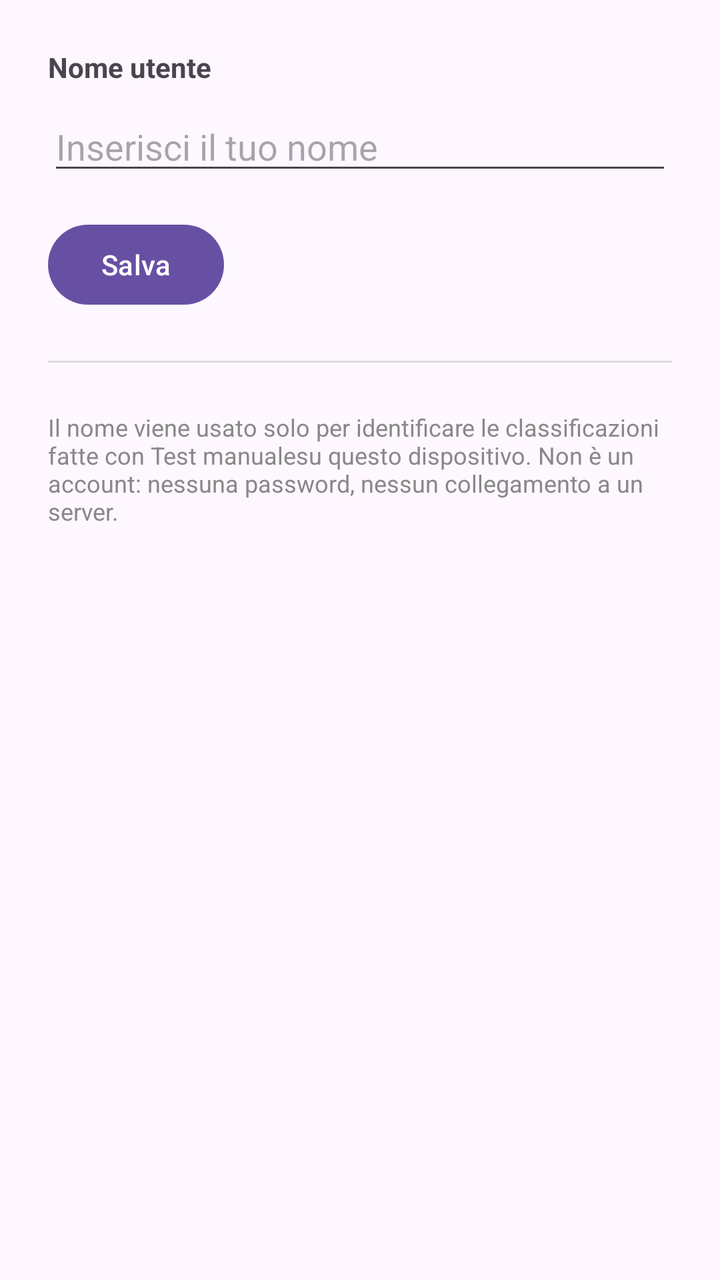
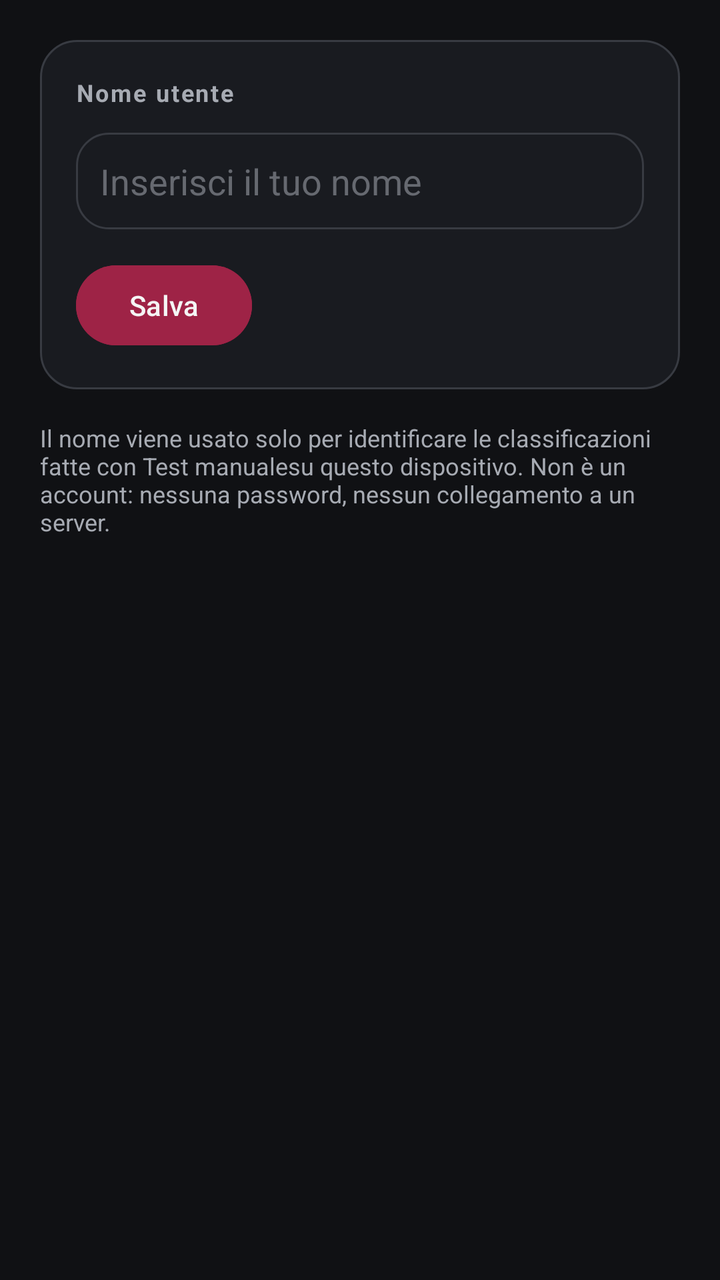

Screens rendered from an Android XML layout before and after an edit, with the pre-edit source and the edit as a unified diff.
<!-- AndroidManifest.xml: application theme Theme.MyApp -->
<!-- res/layout/fragment_profile.xml -->
<?xml version="1.0" encoding="utf-8"?>
<LinearLayout xmlns:android="http://schemas.android.com/apk/res/android"
    android:layout_width="match_parent"
    android:layout_height="match_parent"
    android:orientation="vertical"
    android:padding="24dp">

    <TextView
        android:layout_width="wrap_content"
        android:layout_height="wrap_content"
        android:text="@string/profile_section_name"
        android:textStyle="bold"
        android:textSize="14sp" />

    <EditText
        android:id="@+id/editProfileName"
        android:layout_width="match_parent"
        android:layout_height="wrap_content"
        android:layout_marginTop="8dp"
        android:hint="@string/profile_name_hint"
        android:inputType="textPersonName"
        android:maxLines="1" />

    <Button
        android:id="@+id/buttonSaveProfile"
        android:layout_width="wrap_content"
        android:layout_height="wrap_content"
        android:layout_marginTop="16dp"
        android:text="@string/profile_save" />

    <TextView
        android:id="@+id/textProfileSaved"
        android:layout_width="wrap_content"
        android:layout_height="wrap_content"
        android:layout_marginTop="12dp"
        android:text="@string/profile_saved_confirmation"
        android:textColor="#2E7D32"
        android:visibility="gone" />

    <View
        android:layout_width="match_parent"
        android:layout_height="1dp"
        android:layout_marginVertical="24dp"
        android:background="#DDDDDD" />

    <TextView
        android:layout_width="wrap_content"
        android:layout_height="wrap_content"
        android:text="@string/profile_note"
        android:textSize="12sp"
        android:textColor="#888888" />

</LinearLayout>
<!-- resources referenced by this layout -->
<resources>
  <string name="profile_name_hint">Inserisci il tuo nome</string>
  <string name="profile_note">Il nome viene usato solo per identificare le classificazioni fatte con "Test manuale" su questo dispositivo. Non è un account: nessuna password, nessun collegamento a un server.</string>
  <string name="profile_save">Salva</string>
  <string name="profile_saved_confirmation">Profilo salvato</string>
  <string name="profile_section_name">Nome utente</string>
  <style name="Theme.MyApp" parent="Base.Theme.MyApp" />
  <style name="Base.Theme.MyApp" parent="Theme.Material3.DayNight.NoActionBar">
          
          
      </style>
</resources>

<!-- the commit's change to res/layout/fragment_profile.xml (unified diff, before → after) -->
@@ -2,52 +2,65 @@
 <LinearLayout xmlns:android="http://schemas.android.com/apk/res/android"
     android:layout_width="match_parent"
     android:layout_height="match_parent"
+    android:background="@color/background_main"
     android:orientation="vertical"
-    android:padding="24dp">
+    android:padding="20dp">
+
+    <LinearLayout
+        android:layout_width="match_parent"
+        android:layout_height="wrap_content"
+        android:background="@drawable/bg_forensic_card"
+        android:orientation="vertical"
+        android:padding="18dp">
+
+        <TextView
+            android:layout_width="wrap_content"
+            android:layout_height="wrap_content"
+            android:text="@string/profile_section_name"
+            android:textColor="@color/text_secondary"
+            android:textStyle="bold"
+            android:textSize="12sp"
+            android:letterSpacing="0.08" />
+
+        <EditText
+            android:id="@+id/editProfileName"
+            android:layout_width="match_parent"
+            android:layout_height="wrap_content"
+            android:layout_marginTop="12dp"
+            android:background="@drawable/bg_history_item"
+            android:padding="12dp"
+            android:hint="@string/profile_name_hint"
+            android:textColor="@color/text_primary"
+            android:textColorHint="@color/text_disabled"
+            android:inputType="textPersonName"
+            android:maxLines="1" />
+
+        <Button
+            android:id="@+id/buttonSaveProfile"
+            android:layout_width="wrap_content"
+            android:layout_height="wrap_content"
+            android:layout_marginTop="14dp"
+            android:backgroundTint="@color/primary"
+            android:textColor="@color/text_primary"
+            android:text="@string/profile_save" />
+
+        <TextView
+            android:id="@+id/textProfileSaved"
+            android:layout_width="wrap_content"
+            android:layout_height="wrap_content"
+            android:layout_marginTop="10dp"
+            android:text="@string/profile_saved_confirmation"
+            android:textColor="@color/status_success"
+            android:visibility="gone" />
+
+    </LinearLayout>
 
     <TextView
         android:layout_width="wrap_content"
         android:layout_height="wrap_content"
-        android:text="@string/profile_section_name"
-        android:textStyle="bold"
-        android:textSize="14sp" />
-
-    <EditText
-        android:id="@+id/editProfileName"
-        android:layout_width="match_parent"
-        android:layout_height="wrap_content"
-        android:layout_marginTop="8dp"
-        android:hint="@string/profile_name_hint"
-        android:inputType="textPersonName"
-        android:maxLines="1" />
-
-    <Button
-        android:id="@+id/buttonSaveProfile"
-        android:layout_width="wrap_content"
-        android:layout_height="wrap_content"
         android:layout_marginTop="16dp"
-        android:text="@string/profile_save" />
-
-    <TextView
-        android:id="@+id/textProfileSaved"
-        android:layout_width="wrap_content"
-        android:layout_height="wrap_content"
-        android:layout_marginTop="12dp"
-        android:text="@string/profile_saved_confirmation"
-        android:textColor="#2E7D32"
-        android:visibility="gone" />
-
-    <View
-        android:layout_width="match_parent"
-        android:layout_height="1dp"
-        android:layout_marginVertical="24dp"
-        android:background="#DDDDDD" />
-
-    <TextView
-        android:layout_width="wrap_content"
-        android:layout_height="wrap_content"
         android:text="@string/profile_note"
         android:textSize="12sp"
-        android:textColor="#888888" />
+        android:textColor="@color/text_secondary" />
 
 </LinearLayout>
<!-- resource entries referenced after the edit -->
@@ -1,11 +1,47 @@
 <!-- resources referenced by this layout -->
 <resources>
+  <color name="background_main">#101114</color>
+  <color name="primary">#9E2346</color>
+  <color name="status_success">#4ADE80</color>
+  <color name="text_disabled">#666970</color>
+  <color name="text_primary">#F5F5F5</color>
+  <color name="text_secondary">#A7ABB3</color>
+  <!-- drawable bg_forensic_card (drawable) -->
+  <?xml version="1.0" encoding="utf-8"?>
+  <shape xmlns:android="http://schemas.android.com/apk/res/android"
+      android:shape="rectangle">
+  
+      <solid android:color="@color/background_surface" />
+  
+      <corners android:radius="18dp" />
+  
+      <stroke
+          android:width="1dp"
+          android:color="@color/border" />
+  
+  </shape>
+  <!-- drawable bg_history_item (drawable) -->
+  <?xml version="1.0" encoding="utf-8"?>
+  <shape xmlns:android="http://schemas.android.com/apk/res/android"
+      android:shape="rectangle">
+  
+      <solid android:color="@color/background_surface" />
+  
+      <corners android:radius="16dp" />
+  
+      <stroke
+          android:width="1dp"
+          android:color="@color/border" />
+  
+  </shape>
   <string name="profile_name_hint">Inserisci il tuo nome</string>
   <string name="profile_note">Il nome viene usato solo per identificare le classificazioni fatte con "Test manuale" su questo dispositivo. Non è un account: nessuna password, nessun collegamento a un server.</string>
   <string name="profile_save">Salva</string>
   <string name="profile_saved_confirmation">Profilo salvato</string>
   <string name="profile_section_name">Nome utente</string>
   <style name="Theme.MyApp" parent="Base.Theme.MyApp" />
+  <color name="background_surface">#191B20</color>
+  <color name="border">#383B42</color>
   <style name="Base.Theme.MyApp" parent="Theme.Material3.DayNight.NoActionBar">
           
           
